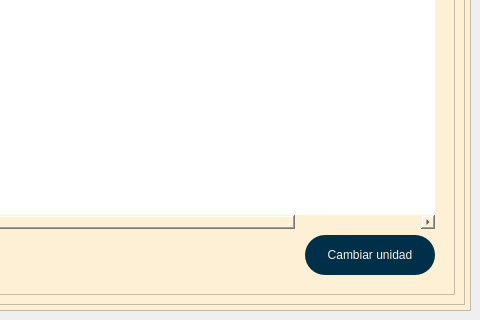
First picture: the form in carniceria.ui, repository CarlosEOrt/freshMeatSoft, before the edit; both pictures show x 695 to 1175 and y 366 to 686 of the 1175 by 686 pixel window.
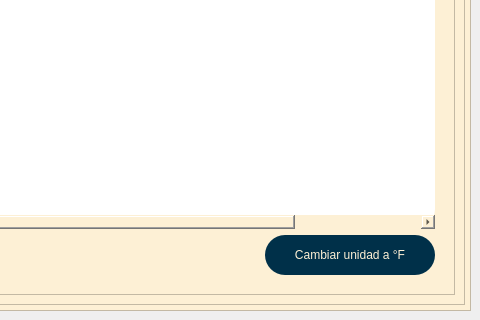
Second picture: the form after the edit. The open tabs and pages were chosen to show the change. Icons and pictures are not drawn.

```diff
--- a/carniceria.ui
+++ b/carniceria.ui
@@ -842,7 +842,7 @@
                        <widget class="QPushButton" name="btn_convertir_temperaturas">
                         <property name="minimumSize">
                          <size>
-                          <width>130</width>
+                          <width>170</width>
                           <height>40</height>
                          </size>
                         </property>
@@ -853,7 +853,7 @@
                          </size>
                         </property>
                         <property name="text">
-                         <string>Cambiar unidad</string>
+                         <string>Cambiar unidad a °F</string>
                         </property>
                        </widget>
                       </item>
```
Left out of the diff: 10 changed lines with no effect on the pictures.
